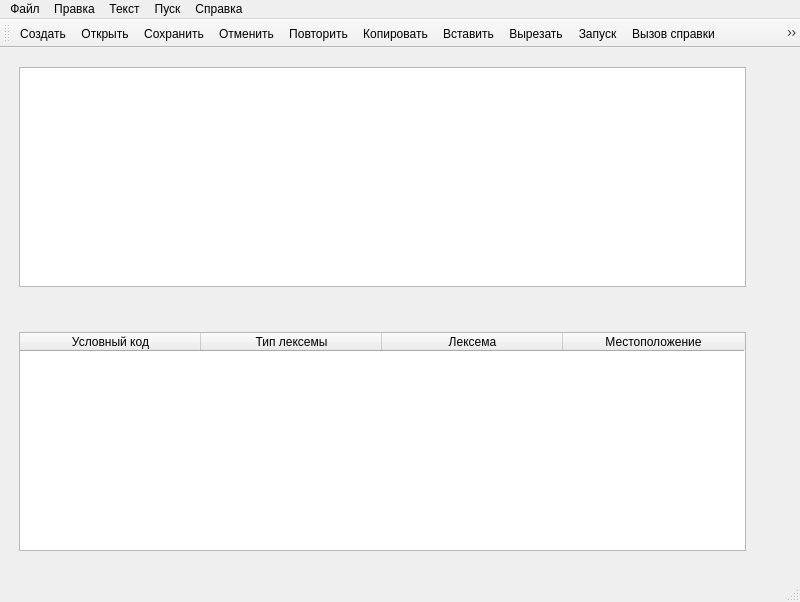
Lavrous/TFIK_Lab1, file .venv/design.ui: the form before one commit.
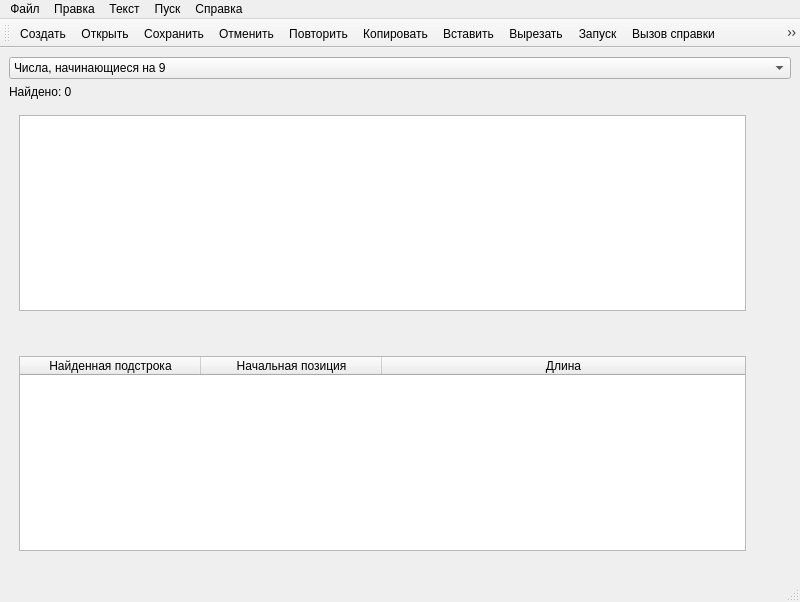
The form after the commit. Icons and pictures are not drawn.

What changed in the file:
```diff
--- a/.venv/design.ui
+++ b/.venv/design.ui
@@ -15,6 +15,32 @@
   </property>
   <widget class="QWidget" name="centralwidget">
    <layout class="QVBoxLayout" name="verticalLayout_2">
+    <item>
+     <widget class="QComboBox" name="regexSelector">
+      <item>
+       <property name="text">
+        <string>Числа, начинающиеся на 9</string>
+       </property>
+      </item>
+      <item>
+       <property name="text">
+        <string>Номера карт Amex</string>
+       </property>
+      </item>
+      <item>
+       <property name="text">
+        <string>Валюты</string>
+       </property>
+      </item>
+     </widget>
+    </item>
+    <item>
+     <widget class="QLabel" name="matchCountLabel">
+      <property name="text">
+       <string>Найдено: 0</string>
+      </property>
+     </widget>
+    </item>
     <item>
      <layout class="QVBoxLayout" name="verticalLayout">
       <property name="spacing">
@@ -59,7 +85,7 @@
          <bool>false</bool>
         </attribute>
         <attribute name="horizontalHeaderStretchLastSection">
-         <bool>false</bool>
+         <bool>true</bool>
         </attribute>
         <attribute name="verticalHeaderVisible">
          <bool>true</bool>
@@ -72,22 +98,17 @@
         </attribute>
         <column>
          <property name="text">
-          <string>Условный код</string>
+          <string>Найденная подстрока</string>
          </property>
         </column>
         <column>
          <property name="text">
-          <string>Тип лексемы</string>
+          <string>Начальная позиция</string>
          </property>
         </column>
         <column>
          <property name="text">
-          <string>Лексема</string>
-         </property>
-        </column>
-        <column>
-         <property name="text">
-          <string>Местоположение</string>
+          <string>Длина</string>
          </property>
         </column>
        </widget>
```
